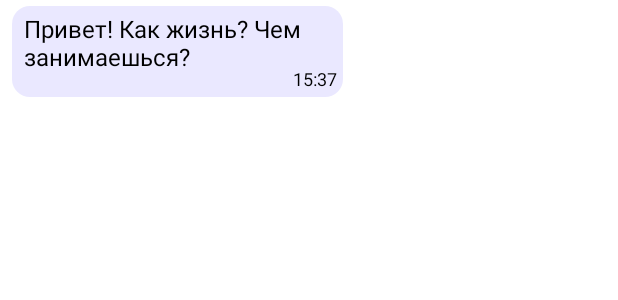
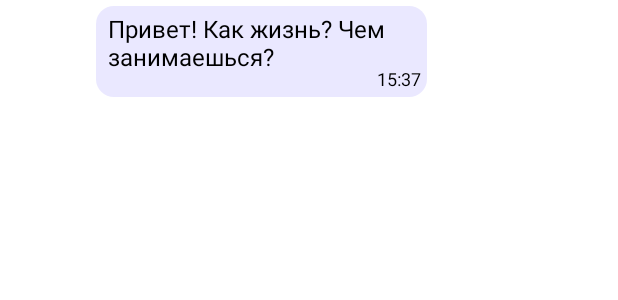
Before and after one commit to Fxynos/Messenger, an Android app: the layout item_unsigned_message_received.xml on its own in the app's theme, with its tools: preview values and no code run, on a phone screen of 412 x 824 dp. Shown: the top 300 px of the screen. Run offline under Robolectric (Android 15) with nearby library versions, the phone set to English and light mode, and no system bars.

Commit message:
change received message layout padding

```diff
--- a/client-android/app/src/main/res/layout/item_signed_message_received.xml
+++ b/client-android/app/src/main/res/layout/item_signed_message_received.xml
@@ -5,7 +5,8 @@
     android:layout_height="wrap_content"
     xmlns:app="http://schemas.android.com/apk/res-auto"
     android:orientation="horizontal"
-    android:paddingHorizontal="8dp"
+    android:paddingStart="8dp"
+    android:paddingEnd="0dp"
     android:paddingVertical="4dp">
 
     <!-- Fourth part of screen width -->
--- a/client-android/app/src/main/res/layout/item_unsigned_message_received.xml
+++ b/client-android/app/src/main/res/layout/item_unsigned_message_received.xml
@@ -4,7 +4,8 @@
     android:layout_width="match_parent"
     android:layout_height="wrap_content"
     android:orientation="horizontal"
-    android:paddingHorizontal="8dp"
+    android:paddingStart="64dp"
+    android:paddingEnd="0dp"
     android:paddingVertical="4dp">
 
     <!-- Fourth part of screen width -->
```
